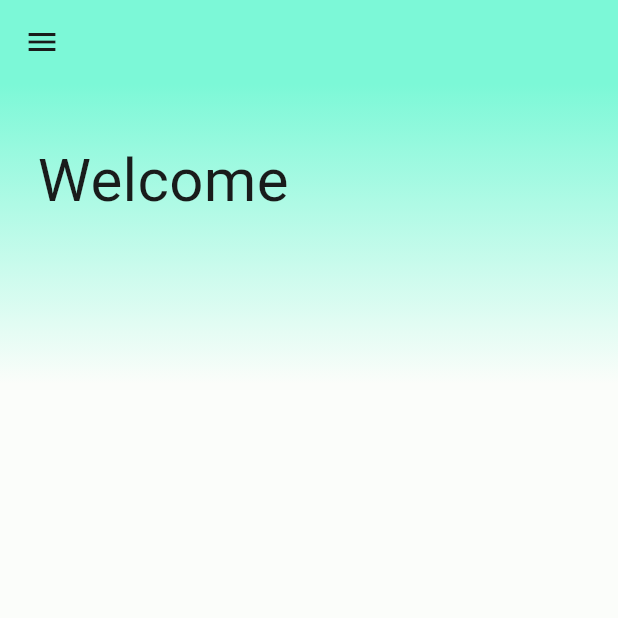
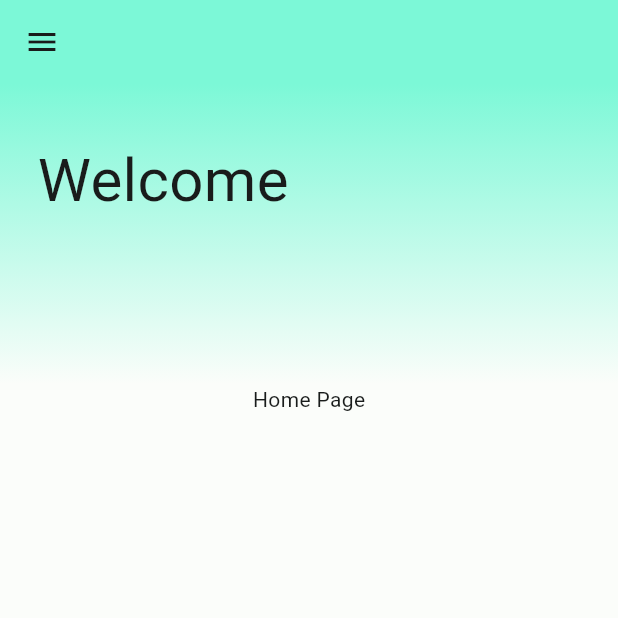
Before and after one commit to Dan1m4D/closely.io, a Flutter app: the HomePage screen opened by its route, on a phone screen of 412 x 824 dp, the top half of it. Run offline on Flutter 3.47's test engine with Material 3 defaults, Android fonts, the phone set to English and light mode, and no system bars; our stand-ins replace flutter_animate, hive_flutter, lottie, sensors_plus; accounts and stored records are empty; project files that could hold a hidden picture were left out.

Commit message:
Created hero

```diff
--- /dev/null
+++ b/lib/components/layout/Hero.dart
@@ -0,0 +1,56 @@
+import 'package:flutter/cupertino.dart';
+import 'package:flutter/material.dart';
+import 'package:hive_flutter/hive_flutter.dart';
+
+class AppHero extends StatelessWidget {
+  const AppHero({super.key});
+
+  @override
+  Widget build(BuildContext context) {
+    final box = Hive.box('closely');
+    final user = box.get('user', defaultValue: '');
+
+    return Column(
+      crossAxisAlignment: CrossAxisAlignment.center,
+      children: [
+        Container(
+          width: double.infinity,
+          height: 200,
+          decoration: BoxDecoration(
+            gradient: LinearGradient(
+              colors: [
+                Theme.of(context).colorScheme.primaryContainer,
+                Theme.of(context).colorScheme.background,
+              ],
+              begin: Alignment.topCenter,
+              end: Alignment.bottomCenter,
+            ),
+          ),
+          child: Column(
+            mainAxisAlignment: MainAxisAlignment.center,
+            crossAxisAlignment: CrossAxisAlignment.start,
+            children: [
+              const Padding(
+                padding: EdgeInsets.symmetric(horizontal: 25.0),
+                child: Text(
+                  'Welcome',
+                  style: TextStyle(fontSize: 40),
+                ),
+              ),
+              Padding(
+                padding: const EdgeInsets.symmetric(horizontal: 25.0),
+                child: Text(
+                  user,
+                  style: TextStyle(
+                      fontSize: 50,
+                      fontWeight: FontWeight.w600,
+                      color: Theme.of(context).colorScheme.onPrimaryContainer),
+                ),
+              ),
+            ],
+          ),
+        ),
+      ],
+    );
+  }
+}
--- a/lib/pages/homePage.dart
+++ b/lib/pages/homePage.dart
@@ -1,64 +1,28 @@
-import 'package:closely_io/components/Drawer.dart';
-import 'package:flutter/cupertino.dart';
+import 'package:closely_io/components/layout/Drawer.dart';
+import 'package:closely_io/components/layout/Hero.dart';
 import 'package:flutter/material.dart';
-import 'package:flutter/widgets.dart';
-import 'package:hive_flutter/hive_flutter.dart';
 
-class HomePage extends StatelessWidget {
+class HomePage extends StatefulWidget {
   const HomePage({super.key});
 
   @override
+  State<HomePage> createState() => _HomePageState();
+}
+
+class _HomePageState extends State<HomePage> {
+  @override
   Widget build(BuildContext context) {
-    final box = Hive.box('closely');
-    final user = box.get('user', defaultValue: '');
-
     return Scaffold(
       backgroundColor: Theme.of(context).colorScheme.background,
       appBar: AppBar(
         backgroundColor: Theme.of(context).colorScheme.primaryContainer,
       ),
       drawer: const AppDrawer(),
-      body: Column(
-        crossAxisAlignment: CrossAxisAlignment.center,
+      body: const Column(
         children: [
-          Container(
-            width: double.infinity,
-            height: 200,
-            decoration: BoxDecoration(
-              gradient: LinearGradient(
-                colors: [
-                  Theme.of(context).colorScheme.primaryContainer,
-                  Theme.of(context).colorScheme.background,
-                ],
-                begin: Alignment.topCenter,
-                end: Alignment.bottomCenter,
-              ),
-            ),
-            child: Column(
-              mainAxisAlignment: MainAxisAlignment.center,
-              crossAxisAlignment: CrossAxisAlignment.start,
-              children: [
-                const Padding(
-                  padding: EdgeInsets.symmetric(horizontal: 25.0),
-                  child: Text(
-                    'Welcome',
-                    style: TextStyle(fontSize: 40),
-                  ),
-                ),
-                Padding(
-                  padding: const EdgeInsets.symmetric(horizontal: 25.0),
-                  child: Text(
-                    user,
-                    style: TextStyle(
-                        fontSize: 50,
-                        fontWeight: FontWeight.w600,
-                        color:
-                            Theme.of(context).colorScheme.onPrimaryContainer),
-                  ),
-                ),
-              ],
-            ),
-          ),
+          AppHero(),
+          Text('Home Page')
+
         ],
       ),
     );
```
Also changed, not shown: lib/components/layout/Drawer.dart (renamed from lib/components/Drawer.dart).
